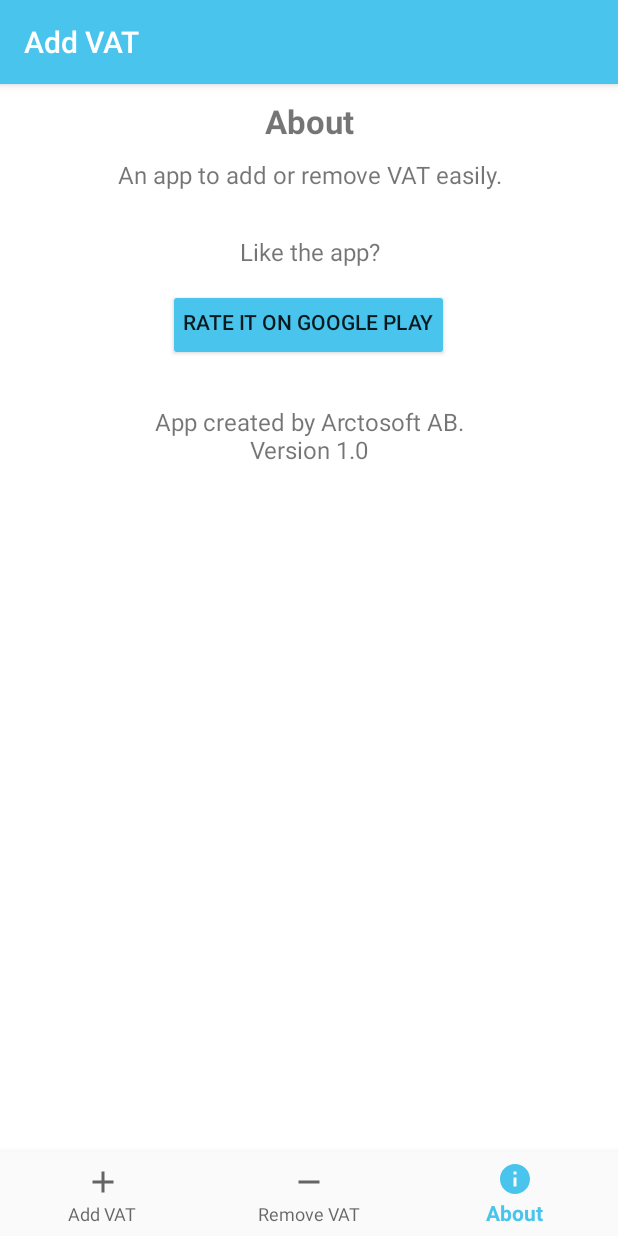
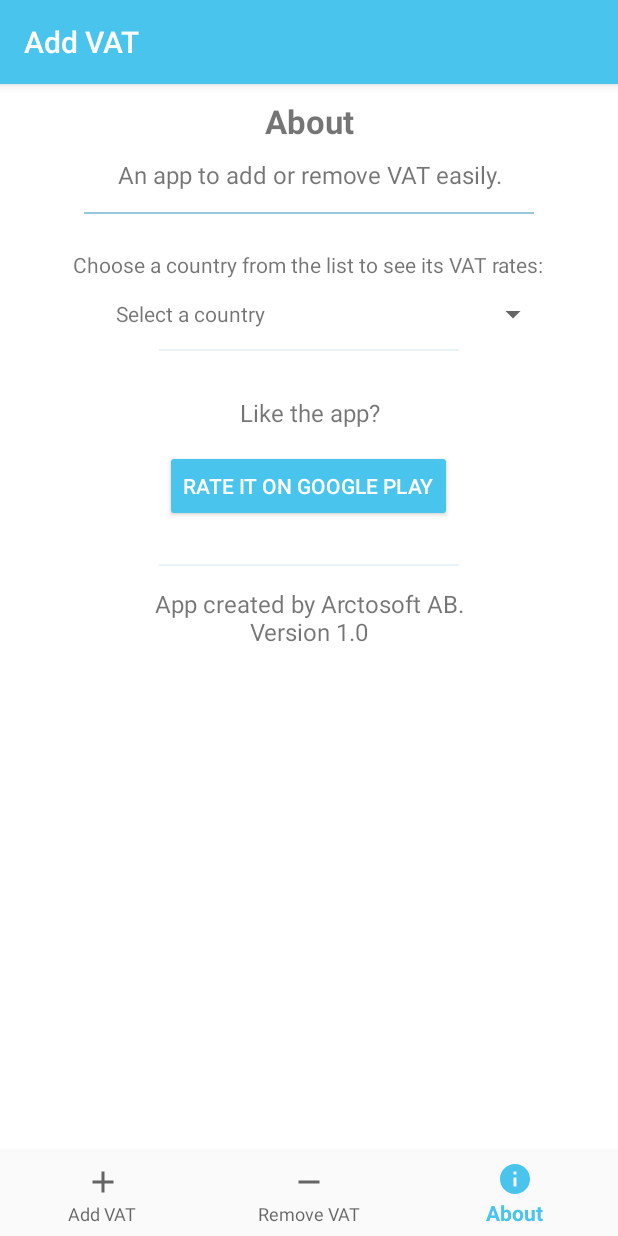
Before and after one commit to hej2010/VAT-Calculator, an Android app: the screen it shows after launch (MainActivity), item 3 of the bottom bar chosen, on a phone screen of 412 x 824 dp. Run offline under Robolectric (Android 15) with nearby library versions, the phone set to English and light mode, and no system bars; our stand-ins replace navigation-ui.

Commit message:
Choose a country

```diff
--- a/app/src/main/java/se/arctosoft/vatcalculator/ui/AboutFragment.java
+++ b/app/src/main/java/se/arctosoft/vatcalculator/ui/AboutFragment.java
@@ -3,25 +3,82 @@ package se.arctosoft.vatcalculator.ui;
 import android.content.Intent;
 import android.net.Uri;
 import android.os.Bundle;
+import android.util.Log;
+import android.util.Pair;
 import android.view.LayoutInflater;
 import android.view.View;
 import android.view.ViewGroup;
+import android.widget.AdapterView;
+import android.widget.Spinner;
 import android.widget.TextView;
 
 import androidx.annotation.NonNull;
-import androidx.annotation.Nullable;
 import androidx.fragment.app.Fragment;
-import androidx.lifecycle.Observer;
-import androidx.lifecycle.ViewModelProvider;
+
+import org.json.JSONException;
 
 import se.arctosoft.vatcalculator.R;
+import se.arctosoft.vatcalculator.ui.data.CountryVAT;
 
-public class AboutFragment extends Fragment {
+public class AboutFragment extends Fragment implements AdapterView.OnItemSelectedListener {
+    private static final String TAG = "AboutFragment";
+
+    private TextView txtStandardRate, txtReducedRates;
 
     public View onCreateView(@NonNull LayoutInflater inflater, ViewGroup container, Bundle savedInstanceState) {
         View root = inflater.inflate(R.layout.fragment_about, container, false);
         root.findViewById(R.id.btnRate).setOnClickListener(v ->
                 startActivity(new Intent(Intent.ACTION_VIEW, Uri.parse("https://play.google.com/store/apps/details?id=se.arctosoft.vatcalculator"))));
+
+        txtStandardRate = root.findViewById(R.id.txtStandardRate);
+        txtReducedRates = root.findViewById(R.id.txtReducedRates);
+
+        hideRates();
+        setupSpinner(root);
         return root;
     }
+
+    private void hideRates() {
+        txtStandardRate.setVisibility(View.GONE);
+        txtReducedRates.setVisibility(View.GONE);
+    }
+
+    private void showRates() {
+        txtStandardRate.setVisibility(View.VISIBLE);
+        txtReducedRates.setVisibility(View.VISIBLE);
+    }
+
+    private void setupSpinner(View root) {
+        Spinner spinner = root.findViewById(R.id.spinner);
+        try {
+            SharedStuff.setSpinner(requireActivity(), spinner);
+        } catch (JSONException e) {
+            e.printStackTrace();
+        }
+        spinner.setOnItemSelectedListener(this);
+    }
+
+    @Override
+    public void onItemSelected(AdapterView<?> parent, View view, int position, long id) {
+        if (position == 0) {
+            hideRates();
+        } else {
+            CountryVAT c = (CountryVAT) parent.getItemAtPosition(position - 1);
+
+            txtStandardRate.setText(getString(R.string.spinner_item_standard_rate, c.getStandardRate()));
+
+            StringBuilder sb = new StringBuilder();
+            for (Pair<String, Double> p : c.getReducedRates()) {
+                sb.append(p.first).append(": ").append(p.second).append("%\n");
+            }
+            txtReducedRates.setText(getString(R.string.spinner_item_reduced_rates, sb.toString()));
+            showRates();
+        }
+    }
+
+    @Override
+    public void onNothingSelected(AdapterView<?> parent) {
+        hideRates();
+    }
+
 }
--- a/app/src/main/java/se/arctosoft/vatcalculator/ui/HomeFragment.java
+++ b/app/src/main/java/se/arctosoft/vatcalculator/ui/HomeFragment.java
@@ -8,15 +8,12 @@ import android.view.View;
 import android.view.ViewGroup;
 import android.widget.EditText;
 import android.widget.LinearLayout;
-import android.widget.Spinner;
 import android.widget.TextView;
 
 import androidx.annotation.NonNull;
 import androidx.cardview.widget.CardView;
 import androidx.fragment.app.Fragment;
 import androidx.lifecycle.ViewModelProvider;
-
-import org.json.JSONException;
 
 import java.util.Locale;
 
@@ -32,7 +29,6 @@ public class HomeFragment extends Fragment {
     private EditText eTValExcl, eTValVatRate;
     private TextView txtFinalPrice, txtFinalPriceResult, txtFinalVAT, txtFinalVATResult;
     private LinearLayout lLVatRates;
-    private Spinner spinner;
 
     private boolean dontUpdate;
 
@@ -47,14 +43,8 @@ public class HomeFragment extends Fragment {
         txtFinalVAT = root.findViewById(R.id.txtFinalVAT);
         txtFinalVATResult = root.findViewById(R.id.txtFinalVATResult);
         lLVatRates = root.findViewById(R.id.lLVatRates);
-        spinner = root.findViewById(R.id.spinner);
         dontUpdate = false;
 
-        try {
-            SharedStuff.setSpinner(requireActivity(), spinner);
-        } catch (JSONException e) {
-            e.printStackTrace();
-        }
         attachVatRates();
         attachListeners();
         checkStoredValues();
@@ -199,5 +189,4 @@ public class HomeFragment extends Fragment {
         txtFinalVATResult.setVisibility(View.INVISIBLE);
         txtFinalVAT.setVisibility(View.INVISIBLE);
     }
-
 }
--- a/app/src/main/java/se/arctosoft/vatcalculator/ui/adapter/VatAdapter.java
+++ b/app/src/main/java/se/arctosoft/vatcalculator/ui/adapter/VatAdapter.java
@@ -43,13 +43,13 @@ public class VatAdapter extends ArrayAdapter<CountryVAT> {
 
     private View getCustomView(int position, ViewGroup parent) {
         View row = inflater.inflate(R.layout.spinner_item, parent, false);
-        CountryVAT country = statuses.get(position);
         ImageView imgFlag = row.findViewById(R.id.imgFlag);
         TextView txtName = row.findViewById(R.id.txtName);
         if (position == 0) {
             txtName.setText(context.getString(R.string.spinner_default_text));
             imgFlag.setImageDrawable(null);
         } else {
+            CountryVAT country = statuses.get(position - 1);
             txtName.setText(country.getCountryName());
             imgFlag.setImageResource(country.getDrawableID());
         }
--- a/app/src/main/java/se/arctosoft/vatcalculator/ui/data/CountryVAT.java
+++ b/app/src/main/java/se/arctosoft/vatcalculator/ui/data/CountryVAT.java
@@ -1,6 +1,7 @@
 package se.arctosoft.vatcalculator.ui.data;
 
 import android.content.Context;
+import android.util.Log;
 import android.util.Pair;
 
 import androidx.annotation.NonNull;
@@ -33,12 +34,17 @@ public class CountryVAT {
         int standardRate = o.getInt("standard_rate");
         List<Pair<String, Double>> reducedRates = new ArrayList<>();
 
-        JSONObject rr = o.getJSONObject("reduced_rates");
-        for (Iterator<String> it = rr.keys(); it.hasNext(); ) {
-            String key = it.next();
-            try {
-                reducedRates.add(new Pair<>(key, o.getDouble(key)));
-            } catch (Exception ignored) {}
+        if (!o.isNull("reduced_rates")) {
+            JSONObject rr = o.getJSONObject("reduced_rates");
+            for (Iterator<String> it = rr.keys(); it.hasNext(); ) {
+                String key = it.next();
+                Log.e("FromJson", "fromJson: " + key);
+                try {
+                    reducedRates.add(new Pair<>(key, rr.getDouble(key)));
+                } catch (Exception e) {
+                    e.printStackTrace();
+                }
+            }
         }
         return new CountryVAT(countryName, standardRate, drawableID, reducedRates);
     }
@@ -58,4 +64,10 @@ public class CountryVAT {
     public int getDrawableID() {
         return drawableID;
     }
+
+    @NonNull
+    @Override
+    public String toString() {
+        return countryName;
+    }
 }
--- a/app/src/main/res/layout/fragment_about.xml
+++ b/app/src/main/res/layout/fragment_about.xml
@@ -39,7 +39,53 @@
                 android:layout_height="1dp"
                 android:layout_gravity="center_horizontal"
                 android:layout_marginBottom="@dimen/text_subtitle_padding_bottom"
-                android:alpha="0.5" />
+                android:alpha="0.5"
+                android:background="@color/colorPrimaryDark" />
+
+            <TextView
+                android:layout_width="wrap_content"
+                android:layout_height="wrap_content"
+                android:layout_gravity="center_horizontal"
+                android:layout_marginTop="@dimen/input_margin"
+                android:text="@string/spinner_help" />
+
+            <Spinner
+                android:id="@+id/spinner"
+                android:layout_width="@dimen/input_width"
+                android:layout_height="wrap_content"
+                android:layout_gravity="center_horizontal"
+                android:layout_margin="10dp"
+                android:spinnerMode="dropdown" />
+
+            <TextView
+                android:id="@+id/txtStandardRate"
+                android:layout_width="match_parent"
+                android:layout_height="wrap_content"
+                android:paddingStart="@dimen/text_title_padding"
+                android:paddingEnd="@dimen/text_title_padding"
+                android:paddingBottom="@dimen/text_subtitle_padding_bottom"
+                android:textAlignment="center"
+                android:textIsSelectable="true"
+                android:textSize="@dimen/text_subtitle_size" />
+
+            <TextView
+                android:id="@+id/txtReducedRates"
+                android:layout_width="match_parent"
+                android:layout_height="wrap_content"
+                android:paddingStart="@dimen/text_title_padding"
+                android:paddingEnd="@dimen/text_title_padding"
+                android:paddingBottom="@dimen/text_subtitle_padding_bottom"
+                android:textAlignment="center"
+                android:textIsSelectable="true"
+                android:textSize="@dimen/text_subtitle_size" />
+
+            <View
+                android:layout_width="@dimen/divider_width_smaller"
+                android:layout_height="1dp"
+                android:layout_gravity="center_horizontal"
+                android:layout_marginBottom="30dp"
+                android:alpha="0.1"
+                android:background="@color/colorPrimaryDark" />
 
             <TextView
                 android:layout_width="match_parent"
@@ -56,11 +102,12 @@
                 android:layout_width="wrap_content"
                 android:layout_height="wrap_content"
                 android:layout_gravity="center_horizontal"
+                android:layout_marginStart="@dimen/text_title_padding"
+                android:layout_marginEnd="@dimen/text_title_padding"
+                android:layout_marginBottom="@dimen/text_subtitle_padding_bottom"
                 android:backgroundTint="@color/colorPrimary"
-                android:paddingStart="@dimen/text_title_padding"
-                android:paddingEnd="@dimen/text_title_padding"
-                android:paddingBottom="@dimen/text_subtitle_padding_bottom"
-                android:text="@string/about_rate_button" />
+                android:text="@string/about_rate_button"
+                android:textColor="@color/colorWhite" />
 
             <View
                 android:layout_width="@dimen/divider_width_smaller"
@@ -68,7 +115,8 @@
                 android:layout_gravity="center_horizontal"
                 android:layout_marginTop="@dimen/text_subtitle_padding_bottom"
                 android:layout_marginBottom="@dimen/text_subtitle_padding_bottom"
-                android:alpha="0.5" />
+                android:alpha="0.1"
+                android:background="@color/colorPrimaryDark" />
 
             <TextView
                 android:layout_width="match_parent"
--- a/app/src/main/res/layout/spinner_item.xml
+++ b/app/src/main/res/layout/spinner_item.xml
@@ -7,7 +7,7 @@
 
     <ImageView
         android:id="@+id/imgFlag"
-        android:layout_width="24dp"
+        android:layout_width="28dp"
         android:layout_height="24dp"
         android:src="@drawable/se" />
 
@@ -17,5 +17,6 @@
         android:layout_height="wrap_content"
         android:layout_toEndOf="@id/imgFlag"
         android:padding="2dp"
-        android:textSize="12sp" />
+        android:gravity="center_vertical"
+        android:textSize="14sp" />
 </RelativeLayout>
--- a/app/src/main/res/values/strings.xml
+++ b/app/src/main/res/values/strings.xml
@@ -14,9 +14,12 @@
     <string name="about_rate_button">Rate it on Google Play</string>
     <string name="about_created">App created by Arctosoft AB.\nVersion 1.0</string>
 
-    <string name="spinner_items">Standard VAT rate:</string>
+    <string name="spinner_items">Standard VAT rates:</string>
     <string name="spinner_default_text">Select a country</string>
-    <string name="spinner_help">Or choose a country from the list to see its VAT rates</string>
+    <string name="spinner_more_in_about">VAT rates for each country can be found in About</string>
+    <string name="spinner_help">Choose a country from the list to see its VAT rates:</string>
+    <string name="spinner_item_standard_rate">Standard rate: %1$d%%</string>
+    <string name="spinner_item_reduced_rates">Reduced rates:\n%1$s</string>
 
     <string name="price_exclusive_vat_hint">Price exclusive of VAT</string>
     <string name="price_inclusive_vat_hint">Price inclusive of VAT</string>
```
Also changed, not shown: app/src/main/res/drawable/lv.xml (added, +12 -0 lines), app/src/main/res/layout/fragment_home.xml (+11 -8 lines), 1 other file.
